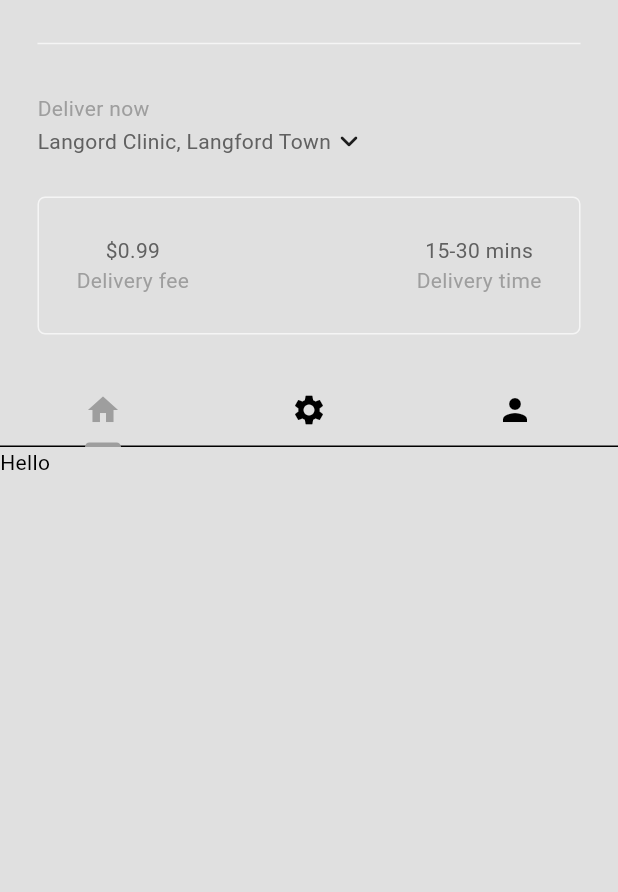
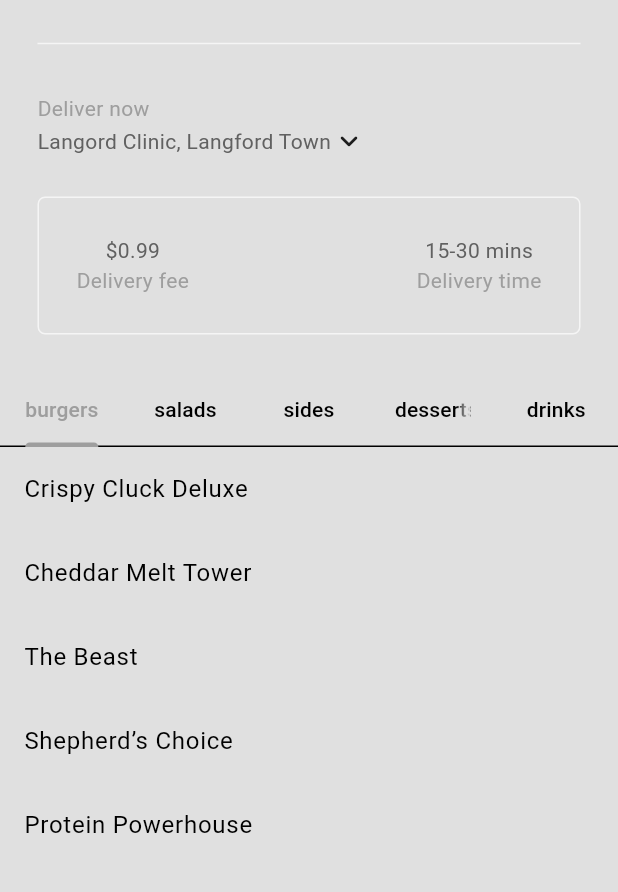
Before and after one commit to cobaltgamer02/Food-Delivery-App, a Flutter app: the screen it shows after launch, after a tap on "Sign In", on a phone screen of 412 x 824 dp, the part 63-955 px from its top. Run offline on Flutter 3.47's test engine with Material 3 defaults, Android fonts, the phone set to English and light mode, and no system bars.

Commit message:
third phase

```diff
--- a/lib/components/my_tab_bar.dart
+++ b/lib/components/my_tab_bar.dart
@@ -1,28 +1,22 @@
 import "package:flutter/material.dart";
+import "package:foodel/models/food.dart";
 
 class MyTabBar extends StatelessWidget {
   final TabController tabController;
   const MyTabBar({super.key, required this.tabController});
 
+  List<Tab> _buildCategoryTabs() {
+    return FoodCategory.values.map((category) {
+      return Tab(
+        text: category.toString().split('.').last,
+      );
+    }).toList();
+  }
+
   @override
   Widget build(BuildContext context) {
     return TabBar(
-      tabs: const [
-        //1st Tab
-        Tab(
-          icon: Icon(Icons.home),
-        ),
-
-        //2nd Tab
-        Tab(
-          icon: Icon(Icons.settings),
-        ),
-
-        //3rd Tab
-        Tab(
-          icon: Icon(Icons.person),
-        ),
-      ],
+      tabs: _buildCategoryTabs(),
       controller: tabController,
     );
   }
--- a/lib/main.dart
+++ b/lib/main.dart
@@ -1,14 +1,23 @@
 import 'package:flutter/material.dart';
 import 'package:foodel/auth/login_or_reg.dart';
+import 'package:foodel/models/restaurant.dart';
 import 'package:foodel/themes/theme_provider.dart';
 import 'package:provider/provider.dart';
 
 void main() {
   runApp(
-    ChangeNotifierProvider(
+    MultiProvider(providers: [
+      //theme
+      ChangeNotifierProvider(
       create: (context) => ThemeProvider(),
-      child: const MyApp(),
     ),
+      //restaurant
+        ChangeNotifierProvider(
+      create: (context) => Restaurant(),
+    ),
+    ],
+    child: const MyApp(),
+    )
   );
 }
 
--- /dev/null
+++ b/lib/models/restaurant.dart
@@ -0,0 +1,339 @@
+import 'package:flutter/material.dart';
+import 'package:foodel/models/food.dart';
+
+class Restaurant extends ChangeNotifier {
+  final List<Food> _menu = [
+    //burgers
+    Food(
+      name: "Crispy Cluck Deluxe",
+      description:
+          "A tender, golden-fried chicken breast, seasoned to perfection, topped with fresh lettuce, tomatoes, and a creamy aioli.",
+      imagePath: "lib/images/burger/classic.jpg",
+      price: 8.99,
+      category: FoodCategory.burgers,
+      availableAddons: [
+        Addons(name: "Extra Cheese", price: 0.99),
+        Addons(name: "Bacon", price: 1.99),
+        Addons(name: "Avacado", price: 2.99),
+      ],
+    ),
+
+    Food(
+      name: "Cheddar Melt Tower",
+      description:
+          "Two juicy beef patties layered with a generous amount of melted cheddar cheese, crispy bacon, pickles, and a tangy sauce.",
+      imagePath: "lib/images/burger/doubleCheese.jpg",
+      price: 10.99,
+      category: FoodCategory.burgers,
+      availableAddons: [
+        Addons(name: "Extra Cheese", price: 0.99),
+        Addons(name: "Bacon", price: 1.99),
+        Addons(name: "Avacado", price: 2.99),
+      ],
+    ),
+
+    Food(
+      name: "The Beast",
+      description:
+          "An indulgent stuffy patty burger stacked with cheddar, crispy onion rings, lettuce, tomatoes, and our signature smoky BBQ sauce. Dare to finish it?",
+      imagePath: "lib/images/burger/monsterBurg.jpg",
+      price: 14.99,
+      category: FoodCategory.burgers,
+      availableAddons: [
+        Addons(name: "Extra Cheese", price: 0.99),
+        Addons(name: "Bacon", price: 1.99),
+        Addons(name: "Avacado", price: 2.99),
+      ],
+    ),
+
+    Food(
+      name: "Shepherd’s Choice",
+      description:
+          "A hearty lamb patty seasoned with rosemary and garlic, paired with creamy feta, lettuce, and tzatziki sauce.",
+      imagePath: "lib/images/burger/shepardBurg.jpg",
+      price: 11.99,
+      category: FoodCategory.burgers,
+      availableAddons: [
+        Addons(name: "Extra Cheese", price: 0.99),
+        Addons(name: "Bacon", price: 1.99),
+        Addons(name: "Avacado", price: 2.99),
+      ],
+    ),
+
+    Food(
+      name: "Protein Powerhouse",
+      description:
+          "A grilled turkey patty, avocado, mixed greens, and a spicy hummus spread, served on a whole-grain bun for the ultimate fitness fuel.",
+      imagePath: "lib/images/burger/workoutBurg.jpg",
+      price: 12.49,
+      category: FoodCategory.burgers,
+      availableAddons: [
+        Addons(name: "Extra Cheese", price: 0.99),
+        Addons(name: "Bacon", price: 1.99),
+        Addons(name: "Avacado", price: 2.99),
+      ],
+    ),
+
+    //salads
+    Food(
+      name: "Classic Caesar Elegance",
+      description:
+          "Crisp romaine lettuce tossed in creamy Caesar dressing, topped with shaved parmesan, crunchy croutons, and a drizzle of olive oil.",
+      imagePath: "lib/images/salads/ceasar.jpg",
+      price: 7.99,
+      category: FoodCategory.salads,
+      availableAddons: [
+        Addons(name: "Cheese", price: 0.99),
+        Addons(name: "Chicken", price: 1.49),
+        Addons(name: "Bread", price: 2.99),
+      ],
+    ),
+
+    Food(
+      name: "Garden Fresh Harmony",
+      description:
+          "A vibrant mix of fresh greens, cucumbers, cherry tomatoes, and radishes, served with a light vinaigrette.",
+      imagePath: "lib/images/salads/green.jpg",
+      price: 6.49,
+      category: FoodCategory.salads,
+      availableAddons: [
+        Addons(name: "Cheese", price: 0.99),
+        Addons(name: "Chicken", price: 1.49),
+        Addons(name: "Bread", price: 2.99),
+      ],
+    ),
+
+    Food(
+      name: "Lamb & Greens Symphony",
+      description:
+          "Sliced grilled sirloin lamb on a bed of mixed greens, with roasted red peppers, feta, and a balsamic glaze.",
+      imagePath: "lib/images/salads/signature.jpg",
+      price: 12.49,
+      category: FoodCategory.salads,
+      availableAddons: [
+        Addons(name: "Feta", price: 1.49),
+        Addons(name: "Bread", price: 2.99),
+      ],
+    ),
+
+    //sides
+    Food(
+      name: "Golden Fried Rice Feast",
+      description:
+          "Wok-fried jasmine rice with veggies, scrambled egg, and your choice of chicken, pork, or shrimp, seasoned with soy and sesame.",
+      imagePath: "lib/images/sides/friedrice.jpg",
+      price: 9.49,
+      category: FoodCategory.sides,
+      availableAddons: [
+        Addons(name: "Cheese", price: 0.99),
+        Addons(name: "Chicken", price: 1.49),
+        Addons(name: "Egg", price: 0.99),
+      ],
+    ),
+
+    Food(
+      name: "Crispy Golden Fries",
+      description:
+          "Hand-cut, double-fried to perfection with a sprinkle of sea salt and served with your choice of dipping sauce.",
+      imagePath: "lib/images/sides/fries.jpg",
+      price: 3.99,
+      category: FoodCategory.sides,
+      availableAddons: [
+        Addons(name: "Cheese", price: 0.99),
+        Addons(name: "Chicken", price: 1.49),
+      ],
+    ),
+
+    Food(
+      name: "Crispy Pork Medallions",
+      description:
+          "Tender pork slices, breaded and fried to a crispy perfection, served with a zesty dipping sauce.",
+      imagePath: "lib/images/sides/pork.jpg",
+      price: 8.49,
+      category: FoodCategory.sides,
+      availableAddons: [
+        Addons(name: "Cheese", price: 0.99),
+      ],
+    ),
+
+    Food(
+      name: "Velvety Parmesan Risotto",
+      description:
+          "Creamy and rich risotto cooked with a touch of butter, Parmesan cheese, and a sprinkle of fresh herbs.",
+      imagePath: "lib/images/sides/rissoto.jpg",
+      price: 11.99,
+      category: FoodCategory.sides,
+      availableAddons: [
+        Addons(name: "Cheese", price: 0.99),
+        Addons(name: "Chicken", price: 1.49),
+      ],
+    ),
+
+    //desserts
+    Food(
+      name: "Decadent Chocolate Chip Delights",
+      description:
+          "Soft-baked cookies packed with rich chocolate chips and a hint of vanilla. Perfectly gooey on the inside.",
+      imagePath: "lib/images/desserts/chocoChip.jpg",
+      price: 3.99,
+      category: FoodCategory.desserts,
+      availableAddons: [
+        Addons(name: "Strawberry", price: 0.99),
+        Addons(name: "Whipped Cream", price: 0.99),
+        Addons(name: "Hot Fudge", price: 0.99),
+        Addons(name: "Caramel", price: 1.99),
+      ],
+    ),
+
+    Food(
+      name: "Velvet Chocolate-Raspberry Tart",
+      description:
+          "A delicate tart shell filled with rich, velvety chocolate ganache and topped with fresh raspberries, drizzled with a sweet raspberry syrup for the perfect balance of sweet and tangy.",
+      imagePath: "lib/images/desserts/chocoRasTart.jpg",
+      price: 6.99,
+      category: FoodCategory.desserts,
+      availableAddons: [
+        Addons(name: "Strawberry", price: 0.99),
+        Addons(name: "Whipped Cream", price: 0.99),
+        Addons(name: "Hot Fudge", price: 0.99),
+        Addons(name: "Caramel", price: 1.99),
+      ],
+    ),
+
+    Food(
+      name: "Morning Glory Muffins",
+      description:
+          "Light, fluffy muffins with a golden-brown crust, available in blueberry, banana nut, or chocolate chip flavors.",
+      imagePath: "lib/images/desserts/muffins.jpg",
+      price: 4.99,
+      category: FoodCategory.desserts,
+      availableAddons: [
+        Addons(name: "Strawberry", price: 0.99),
+        Addons(name: "Whipped Cream", price: 0.99),
+        Addons(name: "Hot Fudge", price: 0.99),
+        Addons(name: "Caramel", price: 1.99),
+      ],
+    ),
+
+    Food(
+      name: "Velvet Raspberry Cheesecake",
+      description:
+          "Silky smooth cheesecake on a buttery graham cracker crust, topped with a fresh raspberry compote and a drizzle of raspberry syrup.",
+      imagePath: "lib/images/desserts/raspCheese.jpg",
+      price: 7.99,
+      category: FoodCategory.desserts,
+      availableAddons: [
+        Addons(name: "Strawberry", price: 0.99),
+        Addons(name: "Whipped Cream", price: 0.99),
+        Addons(name: "Hot Fudge", price: 0.99),
+        Addons(name: "Caramel", price: 1.99),
+      ],
+    ),
+
+    Food(
+      name: "Cinnamon Sugar Swirls",
+      description:
+          "Soft, melt-in-your-mouth donuts rolled in cinnamon sugar with a hint of vanilla glaze.",
+      imagePath: "lib/images/desserts/sugarDonuts.jpg",
+      price: 4.99,
+      category: FoodCategory.desserts,
+      availableAddons: [
+        Addons(name: "Strawberry", price: 0.99),
+        Addons(name: "Whipped Cream", price: 0.99),
+        Addons(name: "Hot Fudge", price: 0.99),
+        Addons(name: "Caramel", price: 1.99),
+      ],
+    ),
+
+    //drinks
+    Food(
+      name: "Apricot Nectar",
+      description:
+          "A fragrant and fruity apricot wine, with floral notes and a crisp finish, perfect for sipping on a warm evening.",
+      imagePath: "lib/images/drinks/apricot.jpg",
+      price: 9.99,
+      category: FoodCategory.drinks,
+      availableAddons: [
+        Addons(name: "Berries", price: 1.99),
+        Addons(name: "Honey", price: 1.99),
+        Addons(name: "Shot of Rum", price: 4.99),
+        Addons(name: "Flavored Ice Cubes", price: 0.49),
+      ],
+    ),
+
+    Food(
+      name: "Blackberry Breeze Mojito",
+      description:
+          "A refreshing blend of fresh blackberries, mint, lime, rum, and soda, perfect for a tropical escape.",
+      imagePath: "lib/images/drinks/blackberry.jpg",
+      price: 7.49,
+      category: FoodCategory.drinks,
+      availableAddons: [
+        Addons(name: "Berries", price: 1.99),
+        Addons(name: "Honey", price: 1.99),
+        Addons(name: "Shot of Rum", price: 4.99),
+        Addons(name: "Flavored Ice Cubes", price: 0.49),
+      ],
+    ),
+
+    Food(
+      name: "Cherry Mint Fusion",
+      description:
+          "Freshly muddled cherries mixed with mint, lime, and rum, topped with soda for a sweet and tangy twist on the classic mojito.",
+      imagePath: "lib/images/drinks/cherry.jpg",
+      price: 7.49,
+      category: FoodCategory.drinks,
+      availableAddons: [
+        Addons(name: "Berries", price: 1.99),
+        Addons(name: "Honey", price: 1.99),
+        Addons(name: "Shot of Rum", price: 4.99),
+        Addons(name: "Flavored Ice Cubes", price: 0.49),
+      ],
+    ),
+
+    Food(
+      name: "Citrus Spark Lemonade",
+      description:
+          "A refreshingly tart lemonade made with real lemons and a touch of sweetness, served ice-cold.",
+      imagePath: "lib/images/drinks/lemon.jpg",
+      price: 4.99,
+      category: FoodCategory.drinks,
+      availableAddons: [
+        Addons(name: "Berries", price: 1.99),
+        Addons(name: "Honey", price: 1.99),
+        Addons(name: "Shot of Rum", price: 4.99),
+        Addons(name: "Flavored Ice Cubes", price: 0.49),
+      ],
+    ),
+
+    Food(
+      name: "Peachy Keen Iced Tea",
+      description:
+          "A refreshing iced tea infused with ripe peaches and a hint of honey. Perfect for a summer day.",
+      imagePath: "lib/images/drinks/peach.jpg",
+      price: 5.99,
+      category: FoodCategory.drinks,
+      availableAddons: [
+        Addons(name: "Berries", price: 1.99),
+        Addons(name: "Honey", price: 1.99),
+        Addons(name: "Shot of Rum", price: 4.99),
+        Addons(name: "Flavored Ice Cubes", price: 0.49),
+      ],
+    ),
+  ];
+
+//getters
+  List<Food> get menu => _menu;
+
+  //operations
+      //add to cart
+      //remove from cart
+      //total price
+      //total items
+      //clear cart
+
+  //helpers
+      //generate a reciept
+      //fromat double value into memory
+      //format list of addons into a string summary
+}
--- a/lib/pages/home_page.dart
+++ b/lib/pages/home_page.dart
@@ -4,6 +4,9 @@ import "package:foodel/components/my_desciption_box.dart";
 import "package:foodel/components/my_drawer.dart";
 import "package:foodel/components/my_sliver_app_bar.dart";
 import "package:foodel/components/my_tab_bar.dart";
+import "package:foodel/models/food.dart";
+import "package:foodel/models/restaurant.dart";
+import "package:provider/provider.dart";
 
 class HomePage extends StatefulWidget {
   const HomePage({super.key});
@@ -20,7 +23,8 @@ class _HomePageState extends State<HomePage>
   void initState() {
     // TODO: implement initState
     super.initState();
-    _tabController = TabController(length: 3, vsync: this);
+    _tabController =
+        TabController(length: FoodCategory.values.length, vsync: this);
   }
 
   @override
@@ -28,6 +32,27 @@ class _HomePageState extends State<HomePage>
     // TODO: implement dispose
     _tabController.dispose();
     super.dispose();
+  }
+
+  //sort out and return a list of food items that belong to a specific category
+  List<Food> _filterMenuByCategory(FoodCategory category, List<Food> fullMenu) {
+    return fullMenu.where((food) => food.category == category).toList();
+  }
+
+  //return list of foods in given category
+  List<Widget> getFoodInThisCategory(List<Food> fullMenu) {
+    return FoodCategory.values.map((category) {
+      List<Food> categoryMenu = _filterMenuByCategory(category, fullMenu);
+      return ListView.builder(
+        itemCount: categoryMenu.length,
+        physics: const NeverScrollableScrollPhysics(),
+        itemBuilder: (context, index) {
+          return ListTile(
+            title: Text(categoryMenu[index].name),
+          );
+        },
+      );
+    }).toList();
   }
 
   @override
@@ -57,13 +82,10 @@ class _HomePageState extends State<HomePage>
             ),
           ),
         ],
-        body: TabBarView(
-          controller: _tabController,
-          children: [
-            Text("Hello"),
-            Text("data"),
-            Text("data"),
-          ],
+        body: Consumer<Restaurant>(
+          builder: (context, restaurant, child) => TabBarView(
+              controller: _tabController,
+              children: getFoodInThisCategory(restaurant.menu)),
         ),
       ),
     );
```
